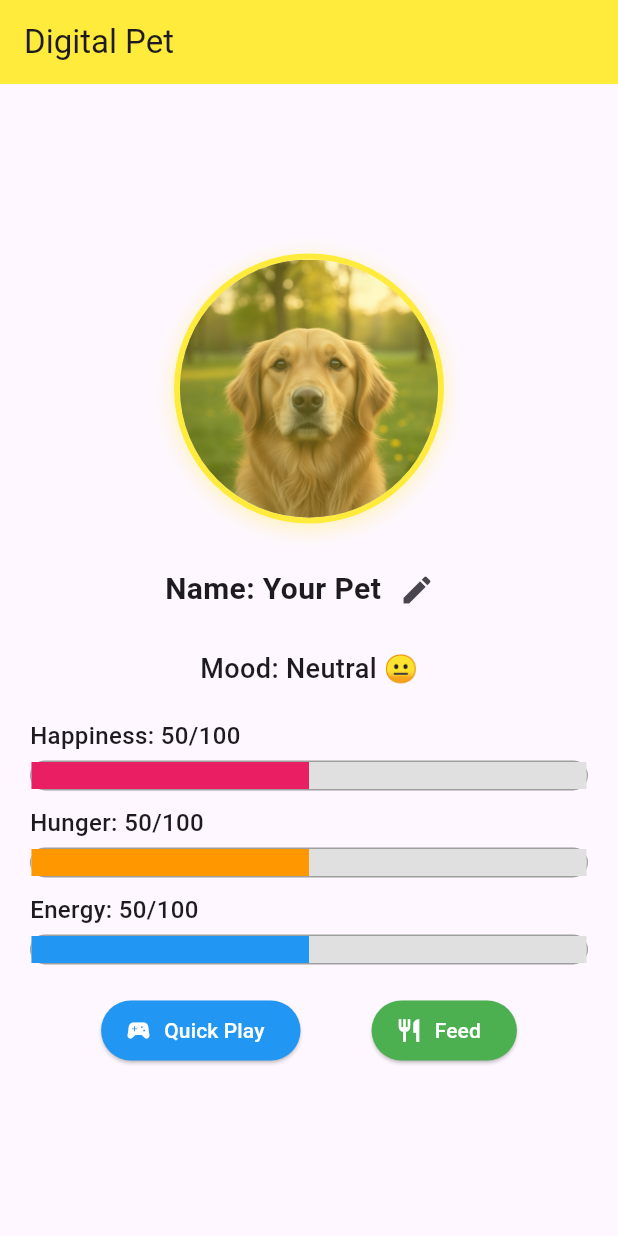
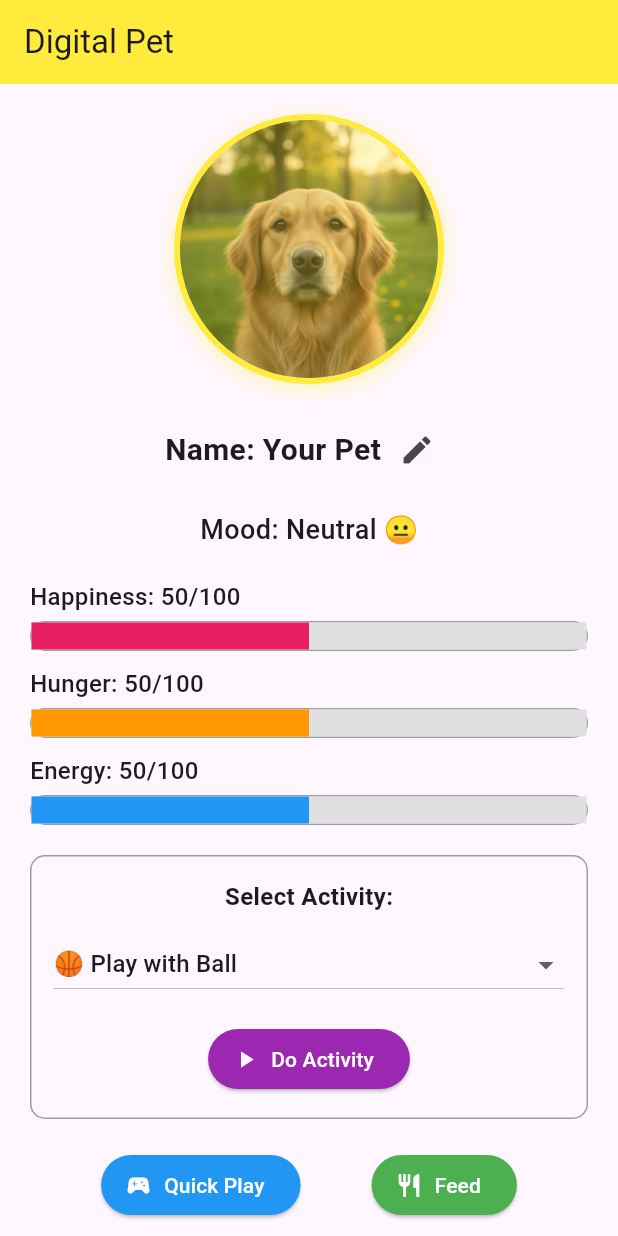
Before and after one commit to jithu2111/act5, a Flutter app: the screen it shows after launch, on a phone screen of 412 x 824 dp. Run offline on Flutter 3.47's test engine with Material 3 defaults, Android fonts, the phone set to English and light mode, and no system bars.

Commit message:
Advanced activity system

```diff
--- a/lib/main.dart
+++ b/lib/main.dart
@@ -23,6 +23,7 @@ class DigitalPetAppState extends State<DigitalPetApp> {
   int hungerLevel = 50;
   int energyLevel = 50;
   bool isEditingName = false;
+  String selectedActivity = 'Play with Ball';
   TextEditingController nameController = TextEditingController();
 
   @override
@@ -59,6 +60,38 @@ class DigitalPetAppState extends State<DigitalPetApp> {
     setState(() {
       hungerLevel = (hungerLevel - 10).clamp(0, 100);
       _updateHappiness();
+    });
+  }
+
+  void _performActivity() {
+    setState(() {
+      switch (selectedActivity) {
+        case 'Play with Ball':
+          happinessLevel = (happinessLevel + 15).clamp(0, 100);
+          energyLevel = (energyLevel + 10).clamp(0, 100);
+          hungerLevel = (hungerLevel + 8).clamp(0, 100);
+          break;
+        case 'Go for Walk':
+          happinessLevel = (happinessLevel + 20).clamp(0, 100);
+          energyLevel = (energyLevel + 25).clamp(0, 100);
+          hungerLevel = (hungerLevel + 12).clamp(0, 100);
+          break;
+        case 'Take Nap':
+          energyLevel = (energyLevel + 30).clamp(0, 100);
+          happinessLevel = (happinessLevel + 5).clamp(0, 100);
+          hungerLevel = (hungerLevel + 5).clamp(0, 100);
+          break;
+        case 'Learn Tricks':
+          happinessLevel = (happinessLevel + 25).clamp(0, 100);
+          energyLevel = (energyLevel + 5).clamp(0, 100);
+          hungerLevel = (hungerLevel + 10).clamp(0, 100);
+          break;
+        case 'Grooming':
+          happinessLevel = (happinessLevel + 12).clamp(0, 100);
+          energyLevel = (energyLevel + 8).clamp(0, 100);
+          hungerLevel = (hungerLevel + 3).clamp(0, 100);
+          break;
+      }
     });
   }
 
@@ -231,6 +264,51 @@ class DigitalPetAppState extends State<DigitalPetApp> {
 
             SizedBox(height: 20.0),
 
+            Container(
+              padding: EdgeInsets.all(15),
+              decoration: BoxDecoration(
+                border: Border.all(color: Colors.grey),
+                borderRadius: BorderRadius.circular(10),
+              ),
+              child: Column(
+                children: [
+                  Text(
+                    'Select Activity:',
+                    style: TextStyle(fontSize: 16, fontWeight: FontWeight.bold),
+                  ),
+                  SizedBox(height: 10),
+                  DropdownButton<String>(
+                    value: selectedActivity,
+                    isExpanded: true,
+                    items: [
+                      DropdownMenuItem(value: 'Play with Ball', child: Text('🏀 Play with Ball')),
+                      DropdownMenuItem(value: 'Go for Walk', child: Text('🚶 Go for Walk')),
+                      DropdownMenuItem(value: 'Take Nap', child: Text('😴 Take Nap')),
+                      DropdownMenuItem(value: 'Learn Tricks', child: Text('🎓 Learn Tricks')),
+                      DropdownMenuItem(value: 'Grooming', child: Text('✨ Grooming')),
+                    ],
+                    onChanged: (String? newValue) {
+                      setState(() {
+                        selectedActivity = newValue!;
+                      });
+                    },
+                  ),
+                  SizedBox(height: 15),
+                  ElevatedButton.icon(
+                    onPressed: _performActivity,
+                    icon: Icon(Icons.play_arrow),
+                    label: Text('Do Activity'),
+                    style: ElevatedButton.styleFrom(
+                      backgroundColor: Colors.purple,
+                      foregroundColor: Colors.white,
+                    ),
+                  ),
+                ],
+              ),
+            ),
+
+            SizedBox(height: 20.0),
+
             Row(
               mainAxisAlignment: MainAxisAlignment.spaceEvenly,
               children: [
```
